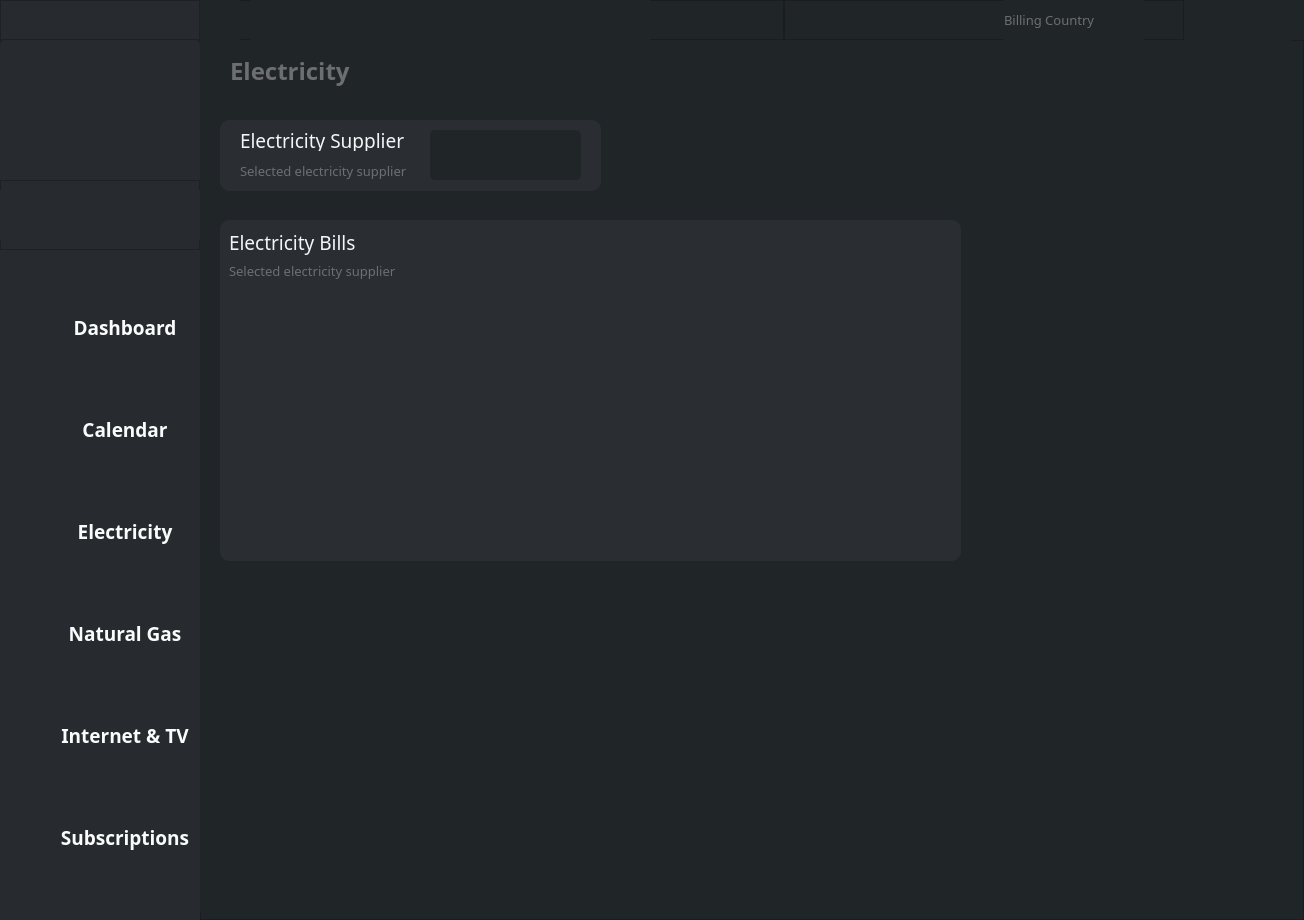
This is billy_ui.ui in TiberiuMatei/BillyApp as Qt 5 draws it before an edit. The edited form follows.
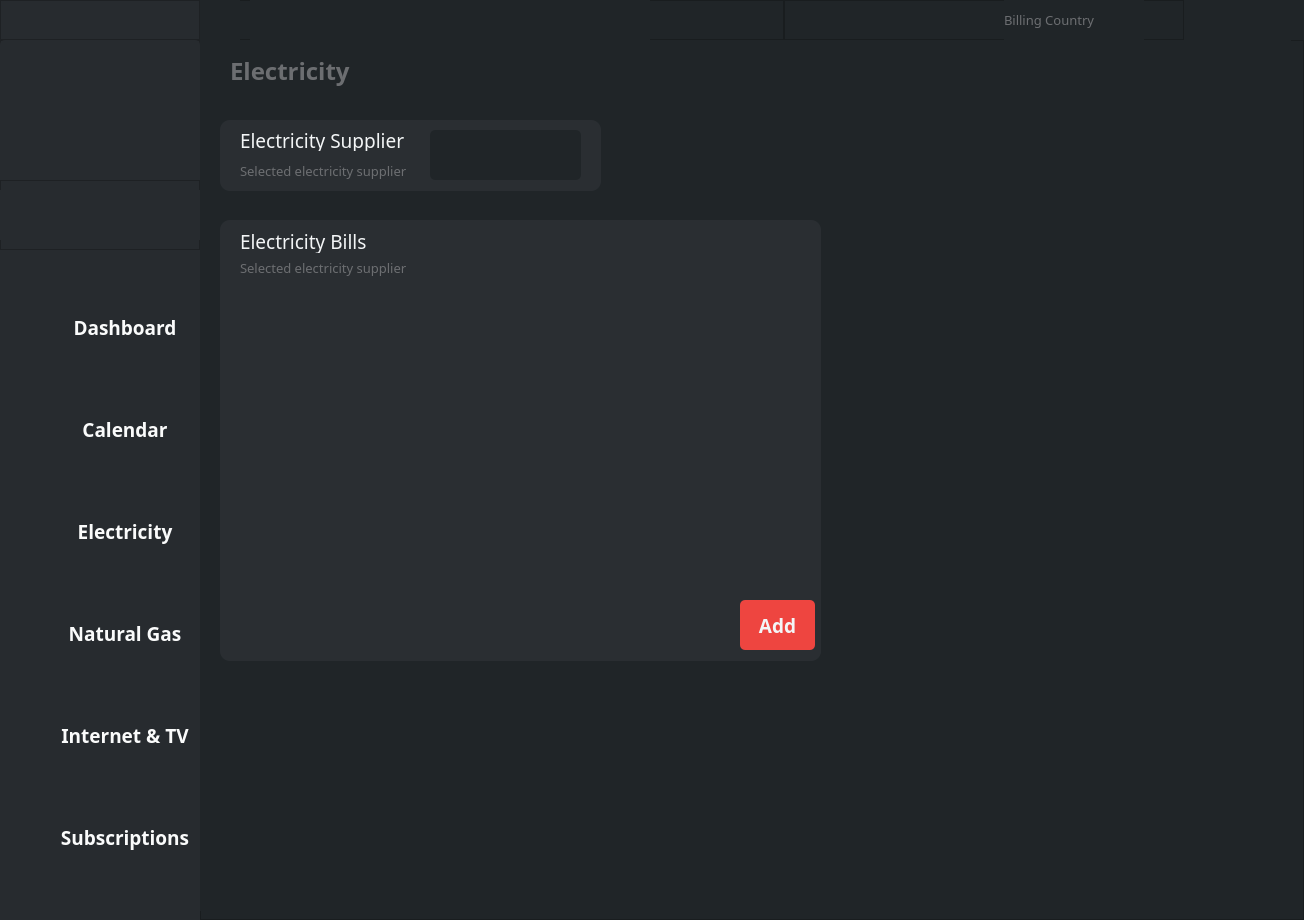
This is the edited form. The open tabs and pages were chosen to show the change. Icons and pictures are not drawn.

Commit message: Added Add bill to tree view functionality and creating corresponding directories

The edit to the form file:
```diff
--- a/billy_ui.ui
+++ b/billy_ui.ui
@@ -1242,8 +1242,8 @@
              <rect>
               <x>20</x>
               <y>180</y>
-              <width>741</width>
-              <height>341</height>
+              <width>601</width>
+              <height>441</height>
              </rect>
             </property>
             <property name="styleSheet">
@@ -1258,34 +1258,15 @@
             <property name="frameShadow">
              <enum>QFrame::Raised</enum>
             </property>
-            <layout class="QGridLayout" name="gridLayout">
-             <property name="leftMargin">
-              <number>9</number>
-             </property>
-             <property name="topMargin">
-              <number>9</number>
-             </property>
-             <property name="rightMargin">
-              <number>9</number>
-             </property>
-             <item row="0" column="0">
-              <widget class="QLabel" name="lblElectricityDirectory">
-               <property name="font">
-                <font>
-                 <family>SF UI Display</family>
-                 <pointsize>14</pointsize>
-                </font>
-               </property>
-               <property name="styleSheet">
-                <string notr="true">color: #f3f5f6;</string>
-               </property>
-               <property name="text">
-                <string>Electricity Bills</string>
-               </property>
-              </widget>
-             </item>
-             <item row="1" column="0">
               <widget class="QLabel" name="lblElectricityDirectoryInfo">
+             <property name="geometry">
+              <rect>
+               <x>20</x>
+               <y>40</y>
+               <width>166</width>
+               <height>16</height>
+              </rect>
+             </property>
                <property name="font">
                 <font>
                  <family>SF UI Display</family>
@@ -1299,9 +1280,21 @@
                 <string>Selected electricity supplier</string>
                </property>
               </widget>
-             </item>
-             <item row="2" column="0">
               <widget class="QTreeView" name="treeElectricityDirectory">
+             <property name="geometry">
+              <rect>
+               <x>10</x>
+               <y>81</y>
+               <width>581</width>
+               <height>281</height>
+              </rect>
+             </property>
+             <property name="maximumSize">
+              <size>
+               <width>16777215</width>
+               <height>300</height>
+              </size>
+             </property>
                <property name="font">
                 <font>
                  <family>SF UI Display</family>
@@ -1345,8 +1338,104 @@
                 <bool>true</bool>
                </property>
               </widget>
-             </item>
-            </layout>
+            <widget class="QFrame" name="addElectricityBillFrame">
+             <property name="geometry">
+              <rect>
+               <x>10</x>
+               <y>380</y>
+               <width>591</width>
+               <height>60</height>
+              </rect>
+             </property>
+             <property name="maximumSize">
+              <size>
+               <width>16777215</width>
+               <height>60</height>
+              </size>
+             </property>
+             <property name="frameShape">
+              <enum>QFrame::StyledPanel</enum>
+             </property>
+             <property name="frameShadow">
+              <enum>QFrame::Raised</enum>
+             </property>
+             <widget class="QPushButton" name="btnAddElectricityBill">
+              <property name="geometry">
+               <rect>
+                <x>510</x>
+                <y>0</y>
+                <width>75</width>
+                <height>50</height>
+               </rect>
+              </property>
+              <property name="font">
+               <font>
+                <family>SF UI Display</family>
+                <pointsize>14</pointsize>
+                <weight>75</weight>
+                <bold>true</bold>
+               </font>
+              </property>
+              <property name="cursor">
+               <cursorShape>PointingHandCursor</cursorShape>
+              </property>
+              <property name="styleSheet">
+               <string notr="true">QPushButton{
+	background-color: #EE4540;
+	color: #f3f5f6;
+	border-radius: 5px;
+}
+QPushButton:pressed
+{	
+	border-style:solid;
+	border-width:2px;
+}
+QPushButton:hover{
+	background-color: #C72C41;
+}</string>
+              </property>
+              <property name="text">
+               <string>Add</string>
+              </property>
+              <property name="autoDefault">
+               <bool>true</bool>
+              </property>
+              <property name="default">
+               <bool>false</bool>
+              </property>
+              <property name="flat">
+               <bool>true</bool>
+              </property>
+             </widget>
+            </widget>
+            <widget class="QLabel" name="lblElectricityDirectory">
+             <property name="geometry">
+              <rect>
+               <x>20</x>
+               <y>10</y>
+               <width>132</width>
+               <height>23</height>
+              </rect>
+             </property>
+             <property name="maximumSize">
+              <size>
+               <width>200</width>
+               <height>16777215</height>
+              </size>
+             </property>
+             <property name="font">
+              <font>
+               <family>SF UI Display</family>
+               <pointsize>14</pointsize>
+              </font>
+             </property>
+             <property name="styleSheet">
+              <string notr="true">color: #f3f5f6;</string>
+             </property>
+             <property name="text">
+              <string>Electricity Bills</string>
+             </property>
+            </widget>
            </widget>
           </widget>
           <widget class="QWidget" name="pageNaturalGas">
```
Lines whose indentation alone changed are shown as unchanged. The commit also changes 25 other files.
